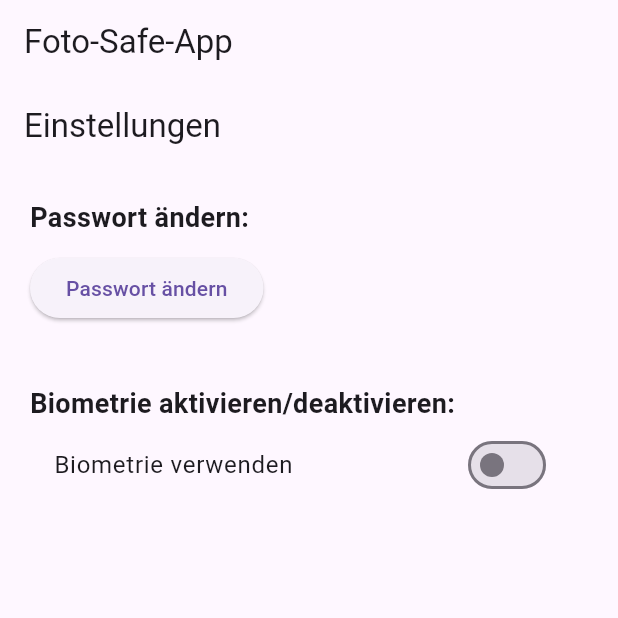
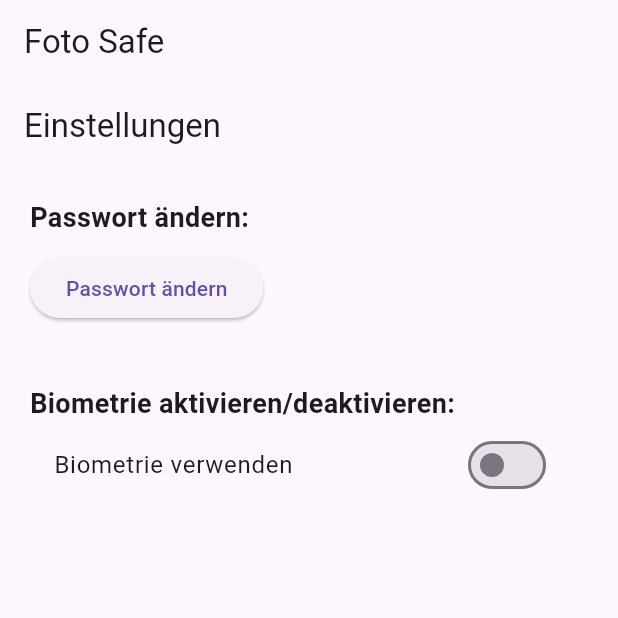
Before and after one commit to Milkricee/saveapp, a Flutter app: the HomeScreen screen opened directly, item 2 of the bottom bar chosen, on a phone screen of 412 x 824 dp, the top half of it. Run offline on Flutter 3.47's test engine with Material 3 defaults, Android fonts, the phone set to English and light mode, and no system bars; our stand-ins replace flutter_secure_storage, image_picker, local_auth, permission_handler, photo_view; missing offline and left inert: encrypt; accounts and stored records are empty.

Commit message:
Alles perfekt. Name geändert

```diff
--- a/lib/screens/home.dart
+++ b/lib/screens/home.dart
@@ -17,7 +17,7 @@ class HomeScreenState extends State<HomeScreen> {
   Widget build(BuildContext context) {
     return Scaffold(
       appBar: AppBar(
-        title: const Text('Foto-Safe-App'),
+        title: const Text('Foto Safe'),
       ),
       body: _buildContent(),
       bottomNavigationBar: BottomNavigationBar(
```
